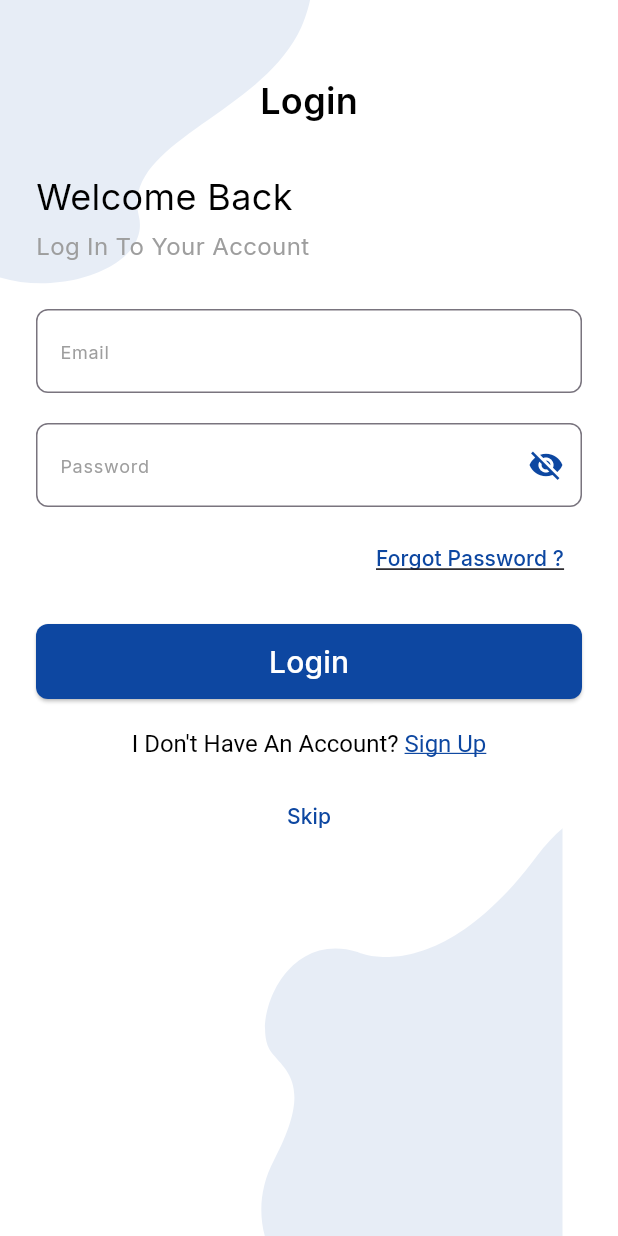
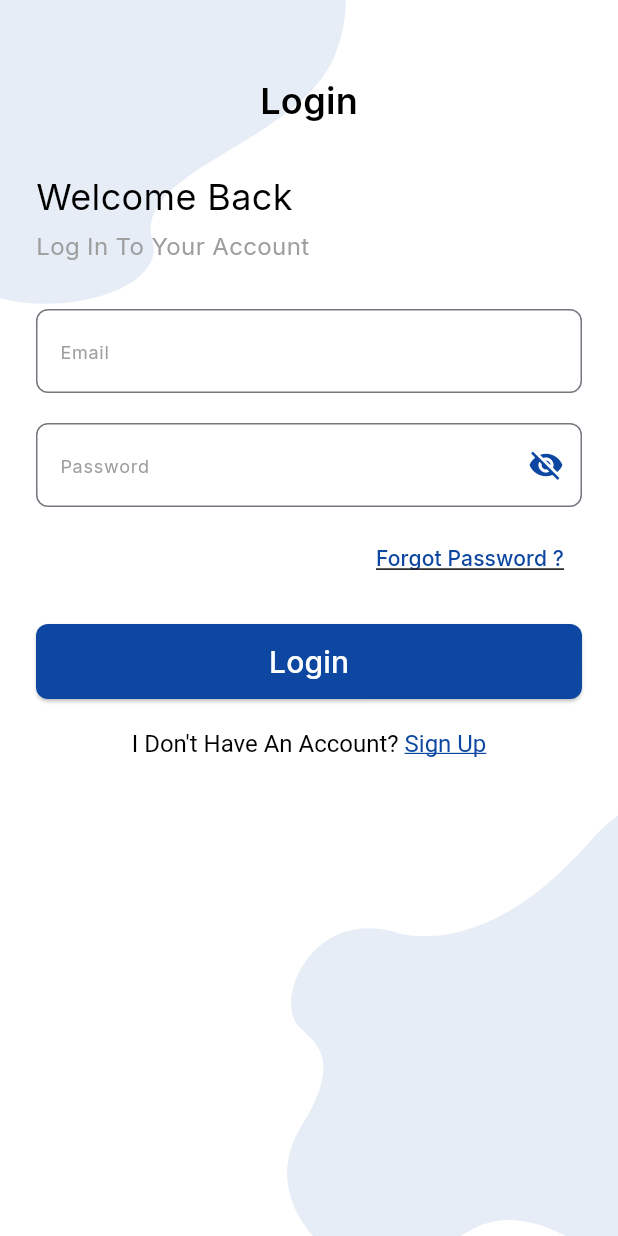
Before and after one commit to Moazzibrahim/Travelta, a Flutter app: the screen it shows after launch, on a phone screen of 412 x 824 dp. Run offline on Flutter 3.47's test engine with Material 3 defaults, Android fonts, the phone set to English and light mode, and no system bars; our stand-ins replace flutter_svg, google_fonts, pinput.

Commit message:
login is done

```diff
--- a/lib/view/screens/Auth/login_screen.dart
+++ b/lib/view/screens/Auth/login_screen.dart
@@ -14,9 +14,11 @@ class LoginScreen extends StatelessWidget {
       backgroundColor: Colors.white,
       body: Stack(
         children: [
-          SvgPicture.asset(
-            "assets/images/down.svg",
-            fit: BoxFit.cover,
+          SizedBox.expand(
+            child: SvgPicture.asset(
+              "assets/images/down.svg",
+              fit: BoxFit.fill,
+            ),
           ),
           // Main Content
           SingleChildScrollView(
@@ -25,8 +27,7 @@ class LoginScreen extends StatelessWidget {
               child: Column(
                 crossAxisAlignment: CrossAxisAlignment.start,
                 children: [
-                  const SizedBox(height: 50), // Add spacing for safe area
-                  // Back Button and Login Title
+                  const SizedBox(height: 50),
                   const Center(
                     child: Text(
                       "Login",
@@ -37,9 +38,7 @@ class LoginScreen extends StatelessWidget {
                       ),
                     ),
                   ),
-
                   const SizedBox(height: 30),
-                  // Welcome Back Text
                   const Text(
                     "Welcome Back",
                     style: TextStyle(
@@ -54,7 +53,6 @@ class LoginScreen extends StatelessWidget {
                     style: TextStyle(fontSize: 16, color: Colors.grey),
                   ),
                   const SizedBox(height: 30),
-                  // Email TextField
                   TextField(
                     decoration: InputDecoration(
                       hintText: "Email",
@@ -73,7 +71,6 @@ class LoginScreen extends StatelessWidget {
                     ),
                   ),
                   const SizedBox(height: 20),
-                  // Password TextField
                   TextField(
                     obscureText: true,
                     decoration: InputDecoration(
@@ -100,7 +97,6 @@ class LoginScreen extends StatelessWidget {
                     ),
                   ),
                   const SizedBox(height: 10),
-                  // Forgot Password
                   Align(
                     alignment: Alignment.centerRight,
                     child: TextButton(
@@ -147,16 +143,15 @@ class LoginScreen extends StatelessWidget {
                       ),
                     ),
                   ),
-
                   const SizedBox(height: 20),
-                  // Sign Up
                   Center(
                     child: InkWell(
                       onTap: () {
                         Navigator.push(
                             context,
                             MaterialPageRoute(
-                                builder: (context) => const AdminDetailsScreen()));
+                                builder: (context) =>
+                                    const AdminDetailsScreen()));
                       },
                       child: RichText(
                         text: TextSpan(
@@ -171,21 +166,9 @@ class LoginScreen extends StatelessWidget {
                               style: TextStyle(
                                   color: mainColor,
                                   decoration: TextDecoration.underline),
-                              // Add a tap gesture if necessary
                             ),
                           ],
                         ),
-                      ),
-                    ),
-                  ),
-                  const SizedBox(height: 15),
-                  // Skip
-                  Center(
-                    child: TextButton(
-                      onPressed: () {},
-                      child: Text(
-                        "Skip",
-                        style: TextStyle(color: mainColor),
                       ),
                     ),
                   ),
```
Also changed, not shown: assets/images/Vectorr.png (deleted).
